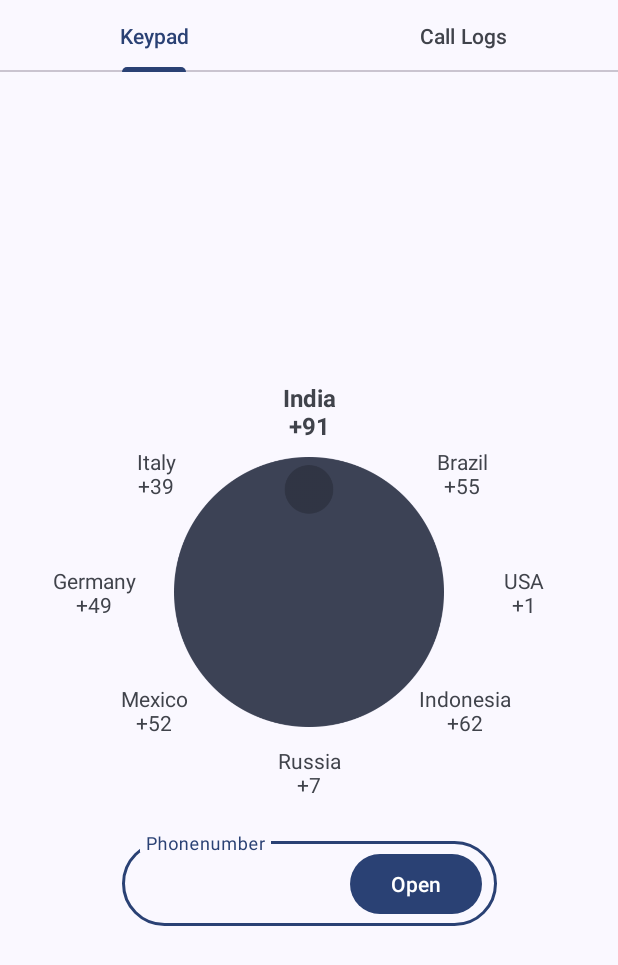
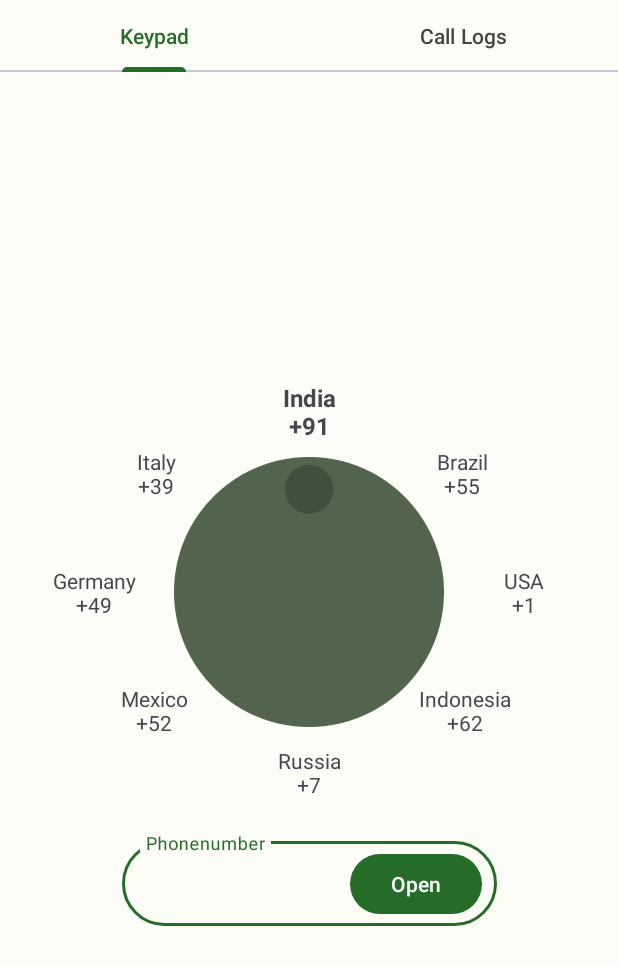
Before and after one commit to supersu-man/why-save, an Android app: the screen it shows after launch (MainActivity), on a phone screen of 412 x 824 dp. Shown: the top 965 px of the screen. Run offline under Robolectric (Android 15) with nearby library versions, the phone set to English and light mode, and no system bars; libraries missing offline, so code that uses them is left out: com.supersuman.githubapkupdater; 2 statements that could not run were skipped.

Commit message:
revert: removed Material You

```diff
--- a/app/src/main/res/values-night-v31/themes.xml
+++ /dev/null
@@ -1,5 +0,0 @@
-<resources>
-    <style name="Theme.WhySave" parent="Theme.Material3.DynamicColors.DayNight">
-        <item name="android:statusBarColor">?attr/colorSurface</item>
-    </style>
-</resources>
--- a/app/src/main/res/values-v31/themes.xml
+++ /dev/null
@@ -1,5 +0,0 @@
-<resources>
-    <style name="Theme.WhySave" parent="Theme.Material3.DynamicColors.DayNight">
-        <item name="android:statusBarColor">?attr/colorSurface</item>
-    </style>
-</resources>
--- a/app/src/main/res/values/strings.xml
+++ b/app/src/main/res/values/strings.xml
@@ -1,5 +1,3 @@
 <resources>
     <string name="app_name">WhySave</string>
-    <!-- TODO: Remove or change this placeholder text -->
-    <string name="hello_blank_fragment">Hello blank fragment</string>
 </resources>
```
